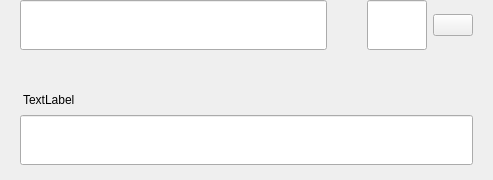
Before: the Qt Designer form src/qt/yep/forms/sendmultirow.ui in YEPCOIN/YEPCOIN, drawn with Qt 5.
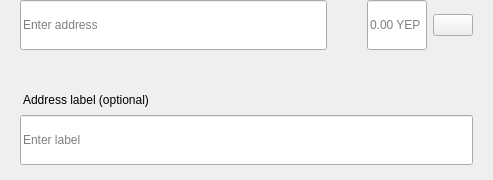
After: the same form once the commit is applied.

Patch:
```diff
--- a/src/qt/yep/forms/sendmultirow.ui
+++ b/src/qt/yep/forms/sendmultirow.ui
@@ -140,6 +140,9 @@
               <height>50</height>
              </size>
             </property>
+            <property name="placeholderText">
+             <string>Enter address</string>
+            </property>
            </widget>
           </item>
          </layout>
@@ -194,6 +197,9 @@
           <property name="alignment">
            <set>Qt::AlignLeading|Qt::AlignLeft|Qt::AlignVCenter</set>
           </property>
+          <property name="placeholderText">
+           <string notr="true">0.00 YEP</string>
+          </property>
          </widget>
         </item>
         <item>
@@ -287,7 +293,7 @@
 padding:0px;</string>
         </property>
         <property name="text">
-         <string>TextLabel</string>
+         <string>Address label (optional)</string>
         </property>
        </widget>
       </item>
@@ -305,6 +311,9 @@
           <height>50</height>
          </size>
         </property>
+        <property name="placeholderText">
+         <string>Enter label</string>
+        </property>
        </widget>
       </item>
      </layout>
```
